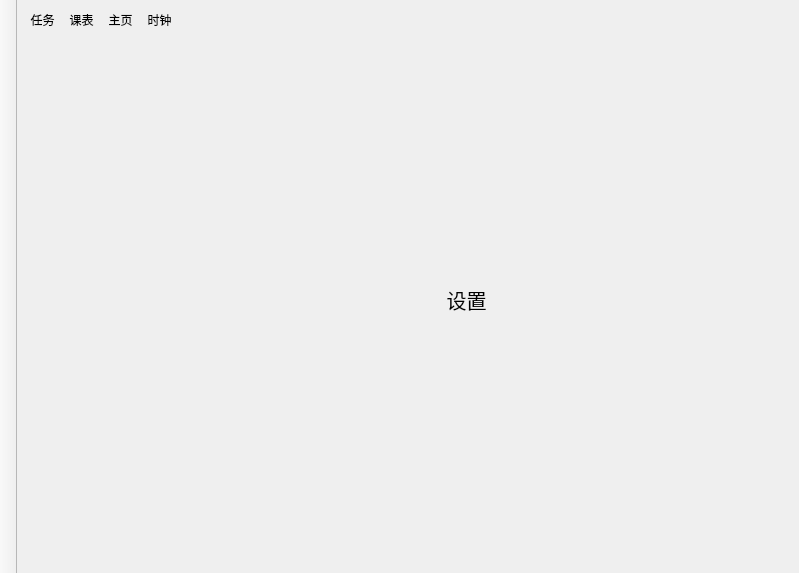
The window that mainwindow.ui (evtrouble/ham) describes before a commit, drawn with Qt 5.
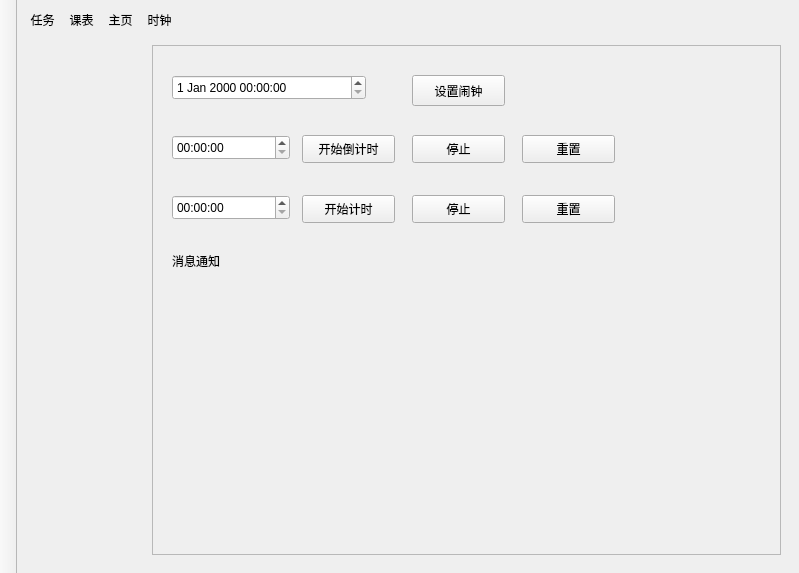
The same window after the commit. The open tabs and pages were chosen to show the change. Icons and pictures are not drawn. Custom widgets are drawn as their Qt base class.

Commit message: 修复改clock功能加入后布局出现问题

```diff
--- a/mainwindow.ui
+++ b/mainwindow.ui
@@ -1255,35 +1255,10 @@
         </item>
        </layout>
       </widget>
-      <widget class="QWidget" name="setting">
-       <layout class="QGridLayout" name="gridLayout_4">
-        <item row="0" column="0">
-         <widget class="QLabel" name="settingsDisplay">
-          <property name="styleSheet">
-           <string notr="true">background-color: transparent;
-border: 0;
-font-size: 20px;</string>
-          </property>
-          <property name="text">
-           <string>设置</string>
-          </property>
-          <property name="alignment">
-           <set>Qt::AlignmentFlag::AlignCenter</set>
-          </property>
-         </widget>
-        </item>
-       </layout>
-      </widget>
       <widget class="QWidget" name="clock">
+       <layout class="QGridLayout" name="gridLayout_11">
+        <item row="0" column="0">
        <widget class="QFrame" name="frame_8">
-        <property name="geometry">
-         <rect>
-          <x>10</x>
-          <y>0</y>
-          <width>483</width>
-          <height>331</height>
-         </rect>
-        </property>
         <property name="frameShape">
          <enum>QFrame::Shape::StyledPanel</enum>
         </property>
@@ -1425,6 +1400,8 @@
          </property>
         </widget>
        </widget>
+        </item>
+       </layout>
       </widget>
       <widget class="QWidget" name="login">
        <layout class="QGridLayout" name="gridLayout_8">
```
Left out of the diff: 4 changed lines with no effect on the pictures. Lines whose indentation alone changed are shown as unchanged. The commit also changes 1 other file.
